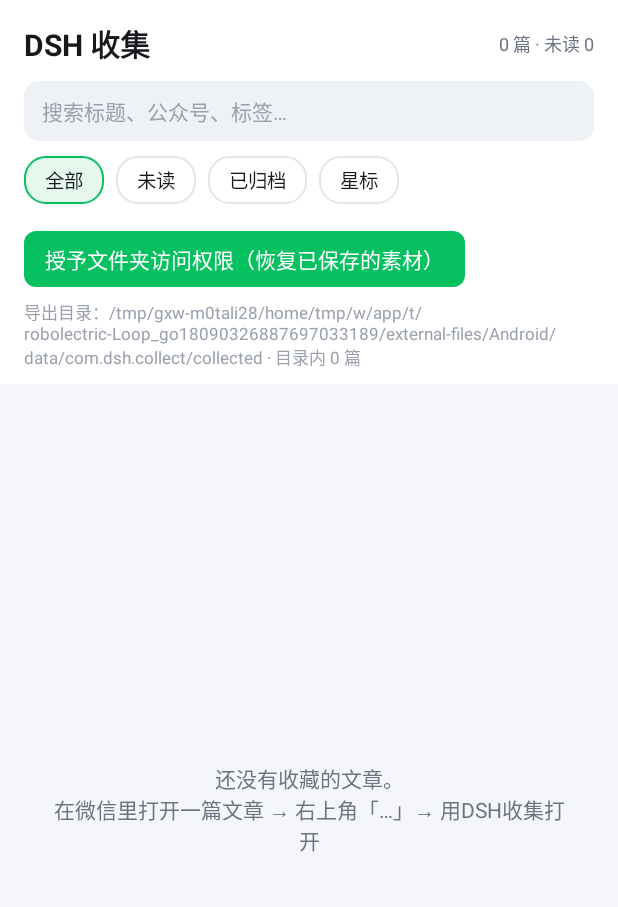
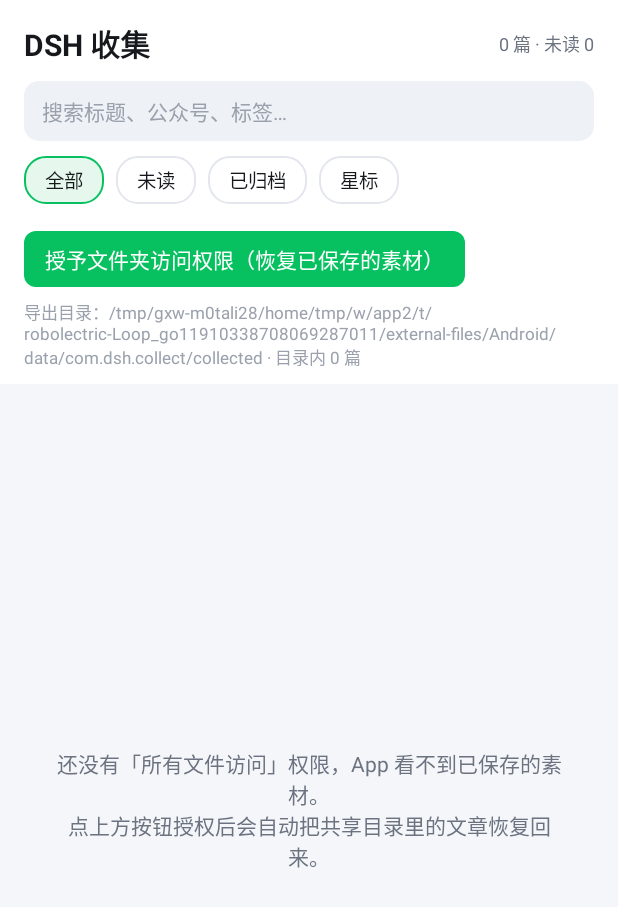
Before and after one commit to Seaborn101/dsh-collect, an Android app: the screen it shows after launch (MainActivity), on a phone screen of 412 x 824 dp. Shown: the top 907 px of the screen. Run offline under Robolectric (Android 15) with nearby library versions, the phone set to English and light mode, and no system bars; 1 statement that could not run was skipped.

Commit message:
fix v5: app/src/main/res/values/strings.xml

```diff
--- a/app/src/main/res/values/strings.xml
+++ b/app/src/main/res/values/strings.xml
@@ -3,6 +3,7 @@
     <string name="app_name">DSH 收集</string>
     <string name="grant_perm">授予文件夹访问权限</string>
     <string name="empty_hint">还没有收藏的文章。\n在微信里打开一篇文章 → 右上角「…」→ 用DSH收集打开</string>
+    <string name="empty_no_perm">还没有「所有文件访问」权限，App 看不到已保存的素材。\n点上方按钮授权后会自动把共享目录里的文章恢复回来。</string>
     <string name="copy_link">复制链接</string>
     <string name="search_hint">搜索标题、公众号、标签…</string>
     <string name="filter_all">全部</string>
```
